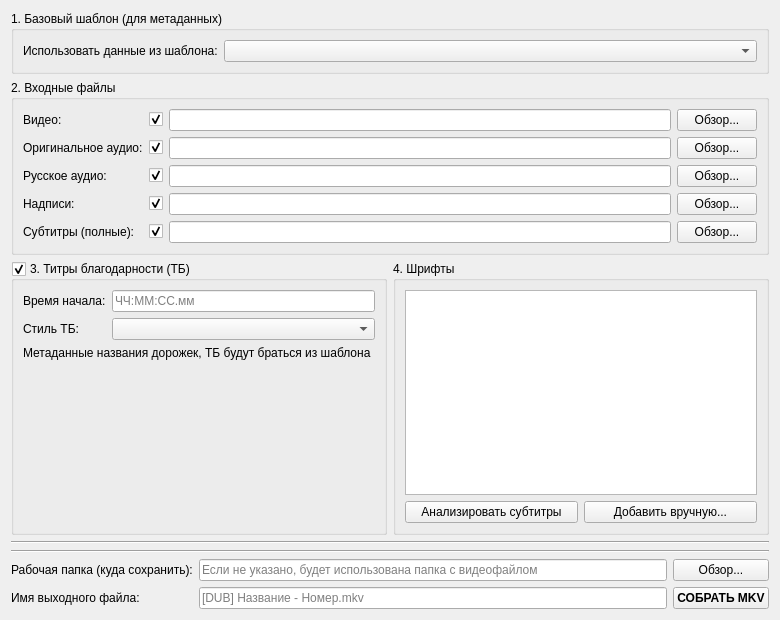
The window that manualassemblywidget.ui (IceHoles/DubbingTool) describes before a commit, drawn with Qt 5.
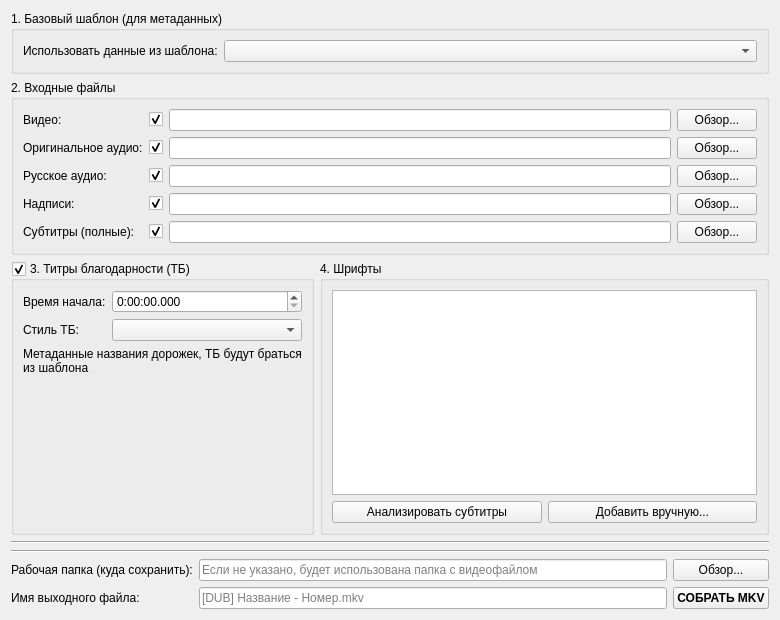
The same window after the commit.

Diff of the .ui file:
```diff
--- a/manualassemblywidget.ui
+++ b/manualassemblywidget.ui
@@ -223,9 +223,9 @@
          </widget>
         </item>
         <item row="0" column="1">
-         <widget class="QLineEdit" name="tbStartTimeEdit">
-          <property name="placeholderText">
-           <string>ЧЧ:ММ:СС.мм</string>
+         <widget class="QTimeEdit" name="tbStartTimeEdit">
+          <property name="displayFormat">
+           <string>H:mm:ss.zzz</string>
           </property>
          </widget>
         </item>
```
